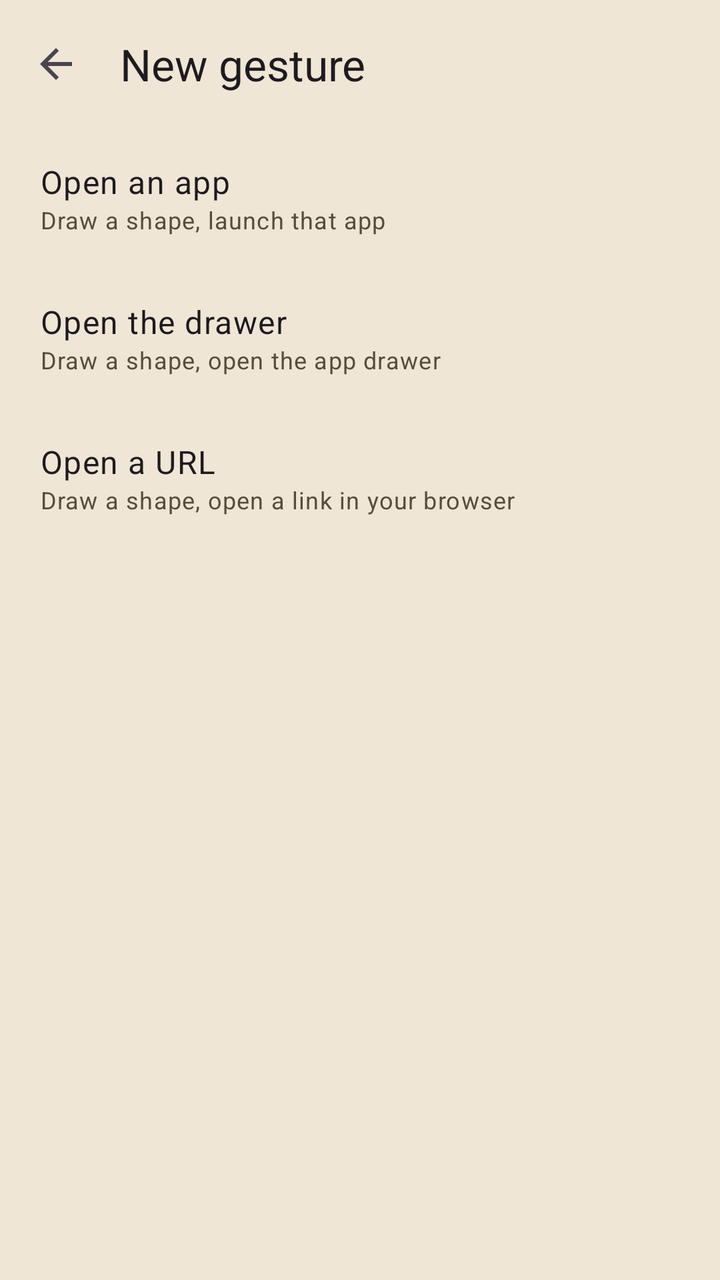
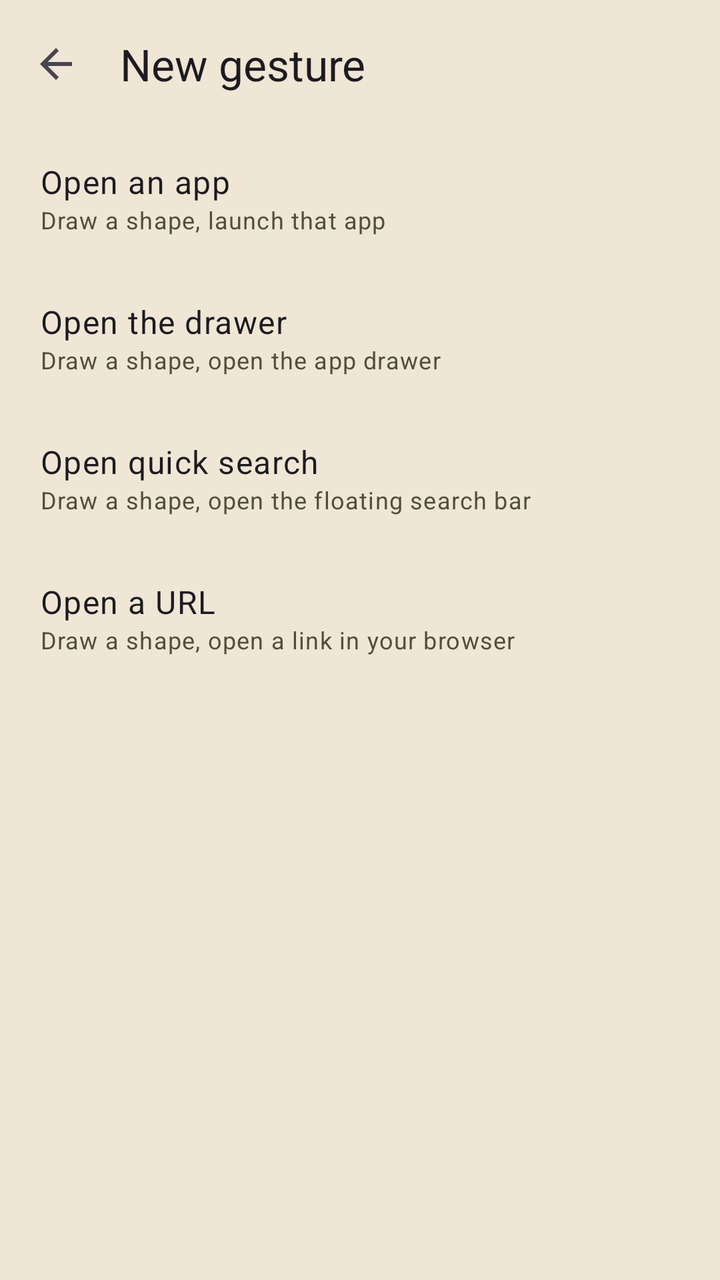

An Android layout rendered at two revisions. The XML below is the earlier revision; the diff shows what the commit changed to produce the second picture.
<!-- AndroidManifest.xml: activity theme Theme.GestureLauncher.Overlay -->
<!-- res/layout/activity_gesture_action_chooser.xml -->
<?xml version="1.0" encoding="utf-8"?>
<LinearLayout xmlns:android="http://schemas.android.com/apk/res/android"
    xmlns:app="http://schemas.android.com/apk/res-auto"
    android:id="@+id/chooserRoot"
    android:layout_width="match_parent"
    android:layout_height="match_parent"
    android:background="?attr/colorSurfaceContainer"
    android:fitsSystemWindows="true"
    android:orientation="vertical">

    <com.google.android.material.appbar.MaterialToolbar
        android:id="@+id/toolbar"
        android:layout_width="match_parent"
        android:layout_height="?attr/actionBarSize"
        app:navigationIcon="@drawable/ic_arrow_back"
        app:title="@string/gesture_action_chooser_title" />

    <LinearLayout
        android:id="@+id/pickAppRow"
        android:layout_width="match_parent"
        android:layout_height="wrap_content"
        android:background="?attr/selectableItemBackground"
        android:clickable="true"
        android:focusable="true"
        android:orientation="vertical"
        android:paddingHorizontal="20dp"
        android:paddingVertical="16dp">

        <TextView
            android:layout_width="match_parent"
            android:layout_height="wrap_content"
            android:text="@string/gesture_action_pick_app"
            android:textAppearance="?attr/textAppearanceBodyLarge" />

        <TextView
            android:layout_width="match_parent"
            android:layout_height="wrap_content"
            android:text="@string/gesture_action_pick_app_subtitle"
            android:textAppearance="?attr/textAppearanceBodySmall"
            android:textColor="?attr/colorOnSurfaceVariant" />

    </LinearLayout>

    <LinearLayout
        android:id="@+id/openDrawerRow"
        android:layout_width="match_parent"
        android:layout_height="wrap_content"
        android:background="?attr/selectableItemBackground"
        android:clickable="true"
        android:focusable="true"
        android:orientation="vertical"
        android:paddingHorizontal="20dp"
        android:paddingVertical="16dp">

        <TextView
            android:layout_width="match_parent"
            android:layout_height="wrap_content"
            android:text="@string/gesture_action_open_drawer"
            android:textAppearance="?attr/textAppearanceBodyLarge" />

        <TextView
            android:layout_width="match_parent"
            android:layout_height="wrap_content"
            android:text="@string/gesture_action_open_drawer_subtitle"
            android:textAppearance="?attr/textAppearanceBodySmall"
            android:textColor="?attr/colorOnSurfaceVariant" />

    </LinearLayout>

    <LinearLayout
        android:id="@+id/openUrlRow"
        android:layout_width="match_parent"
        android:layout_height="wrap_content"
        android:background="?attr/selectableItemBackground"
        android:clickable="true"
        android:focusable="true"
        android:orientation="vertical"
        android:paddingHorizontal="20dp"
        android:paddingVertical="16dp">

        <TextView
            android:layout_width="match_parent"
            android:layout_height="wrap_content"
            android:text="@string/gesture_action_open_url"
            android:textAppearance="?attr/textAppearanceBodyLarge" />

        <TextView
            android:layout_width="match_parent"
            android:layout_height="wrap_content"
            android:text="@string/gesture_action_open_url_subtitle"
            android:textAppearance="?attr/textAppearanceBodySmall"
            android:textColor="?attr/colorOnSurfaceVariant" />

    </LinearLayout>

</LinearLayout>
<!-- resources referenced by this layout -->
<resources>
  <!-- drawable ic_arrow_back (drawable) -->
  <vector xmlns:android="http://schemas.android.com/apk/res/android"
      android:width="24dp"
      android:height="24dp"
      android:viewportWidth="24"
      android:viewportHeight="24"
      android:tint="?attr/colorControlNormal">
      <path
          android:fillColor="@android:color/white"
          android:pathData="M20,11H7.83l5.59,-5.59L12,4l-8,8 8,8 1.41,-1.41L7.83,13H20v-2z" />
  </vector>
  <string name="gesture_action_chooser_title">New gesture</string>
  <string name="gesture_action_open_drawer">Open the drawer</string>
  <string name="gesture_action_open_drawer_subtitle">Draw a shape, open the app drawer</string>
  <string name="gesture_action_open_url">Open a URL</string>
  <string name="gesture_action_open_url_subtitle">Draw a shape, open a link in your browser</string>
  <string name="gesture_action_pick_app">Open an app</string>
  <string name="gesture_action_pick_app_subtitle">Draw a shape, launch that app</string>
  <style name="Theme.GestureLauncher.Overlay" parent="Theme.GestureLauncher">
          <item name="android:windowIsTranslucent">true</item>
          <item name="android:windowBackground">@android:color/transparent</item>
      </style>
  <color name="md_primary">#3B6FD4</color>
  <color name="md_on_primary">#FFFFFF</color>
  <color name="md_primary_container">#D8E2FF</color>
  <color name="md_on_primary_container">#001A43</color>
  <color name="md_secondary_container">#E7DCC3</color>
  <color name="md_on_secondary_container">#2A2318</color>
  <color name="md_surface">#FBF6EC</color>
  <color name="md_on_surface">#221D14</color>
  <color name="md_surface_variant">#E4D9C4</color>
  <color name="md_on_surface_variant">#554C3C</color>
  <color name="md_surface_container_lowest">#FFFDF8</color>
  <color name="md_surface_container_low">#F5EEE0</color>
  <color name="md_surface_container">#EFE6D5</color>
  <color name="md_surface_container_high">#E8DDC8</color>
  <color name="md_surface_container_highest">#E1D5BD</color>
  <color name="md_outline">#7C7361</color>
  <color name="md_outline_variant">#CDC0A8</color>
  <color name="md_error">#BA1A1A</color>
  <color name="md_on_error">#FFFFFF</color>
  <!-- unchanged entries left out for length: 1 -->
</resources>

<!-- the commit's change to res/layout/activity_gesture_action_chooser.xml (unified diff, before → after) -->
@@ -68,6 +68,32 @@
     </LinearLayout>
 
     <LinearLayout
+        android:id="@+id/quickSearchRow"
+        android:layout_width="match_parent"
+        android:layout_height="wrap_content"
+        android:background="?attr/selectableItemBackground"
+        android:clickable="true"
+        android:focusable="true"
+        android:orientation="vertical"
+        android:paddingHorizontal="20dp"
+        android:paddingVertical="16dp">
+
+        <TextView
+            android:layout_width="match_parent"
+            android:layout_height="wrap_content"
+            android:text="@string/gesture_action_quick_search"
+            android:textAppearance="?attr/textAppearanceBodyLarge" />
+
+        <TextView
+            android:layout_width="match_parent"
+            android:layout_height="wrap_content"
+            android:text="@string/gesture_action_quick_search_subtitle"
+            android:textAppearance="?attr/textAppearanceBodySmall"
+            android:textColor="?attr/colorOnSurfaceVariant" />
+
+    </LinearLayout>
+
+    <LinearLayout
         android:id="@+id/openUrlRow"
         android:layout_width="match_parent"
         android:layout_height="wrap_content"
<!-- resource entries referenced after the edit -->
@@ -18,6 +18,8 @@
   <string name="gesture_action_open_url_subtitle">Draw a shape, open a link in your browser</string>
   <string name="gesture_action_pick_app">Open an app</string>
   <string name="gesture_action_pick_app_subtitle">Draw a shape, launch that app</string>
+  <string name="gesture_action_quick_search">Open quick search</string>
+  <string name="gesture_action_quick_search_subtitle">Draw a shape, open the floating search bar</string>
   <style name="Theme.GestureLauncher.Overlay" parent="Theme.GestureLauncher">
           <item name="android:windowIsTranslucent">true</item>
           <item name="android:windowBackground">@android:color/transparent</item>
